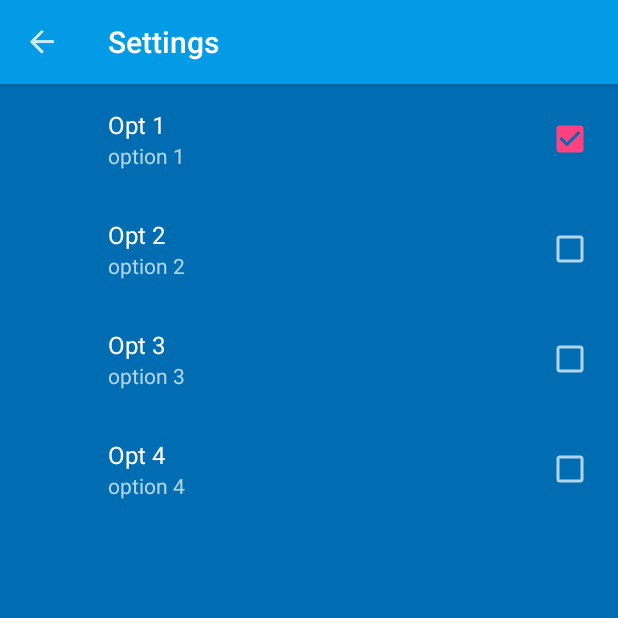
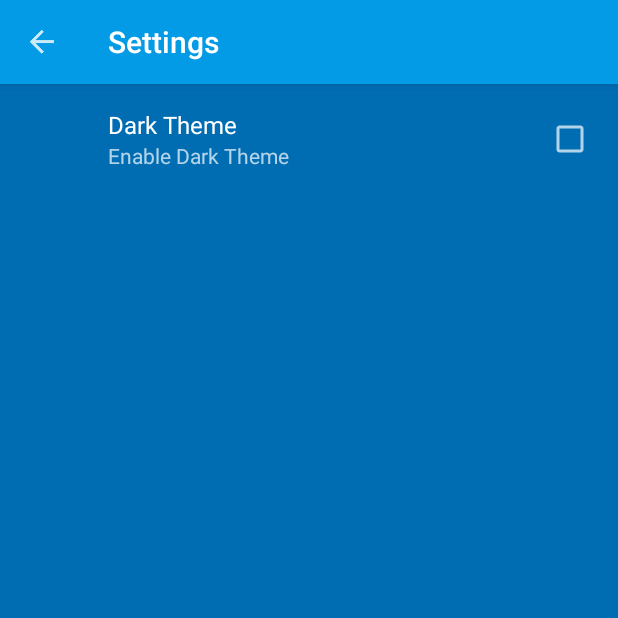
Before and after one commit to amulpokharel/Just-Weather-2, an Android app: the screen it shows after launch (MainActivity), after a tap on "Settings", on a phone screen of 412 x 824 dp, the top half of it. Run offline under Robolectric (Android 15) with nearby library versions, the phone set to English and light mode, and no system bars; our stand-ins replace RxJava, androidx.preference; 4 statements that could not run were skipped.

Commit message:
added dark theme switcher, transition

```diff
--- a/app/src/main/java/amulp/com/justweather2/MainActivity.kt
+++ b/app/src/main/java/amulp/com/justweather2/MainActivity.kt
@@ -7,48 +7,65 @@ import amulp.com.justweather2.ui.weather.WeatherFragment
 import android.content.Context
 import android.location.LocationManager
 import android.content.Intent
+import android.content.SharedPreferences
 import android.provider.Settings
 import android.view.Menu
 import android.view.MenuItem
+import androidx.appcompat.app.ActionBar
+import androidx.fragment.app.FragmentTransaction
 import kotlinx.android.synthetic.main.main_activity.*
 import org.jetbrains.anko.*
 
 
-class MainActivity : AppCompatActivity() {
+class MainActivity : AppCompatActivity(), SharedPreferences.OnSharedPreferenceChangeListener {
+    override fun onCreate(savedInstanceState: Bundle?) {
+        if(defaultSharedPreferences.getBoolean(getString(R.string.pref_dark_mode), false)) {
+            MyApp.darkMode = true
+            setTheme(R.style.AppThemeDark)
+        }
+        else {
+            MyApp.darkMode = false
+            setTheme(R.style.AppTheme)
+        }
 
-    var currentLocation = ""
-    override fun onCreate(savedInstanceState: Bundle?) {
         super.onCreate(savedInstanceState)
         setContentView(R.layout.main_activity)
 
+
         if (savedInstanceState == null) {
             supportFragmentManager.beginTransaction()
-                    .replace(R.id.container, WeatherFragment.newInstance(), "weather")
-                    .commitNow()
+                    .replace(R.id.container, WeatherFragment.newInstance(), "current")
+                    .commit()
         }
+
         setSupportActionBar(toolbar)
 
         val actionBar = supportActionBar
+
         actionBar?.apply {
             setDisplayHomeAsUpEnabled(true)
-            setHomeAsUpIndicator(R.drawable.ic_location)
+            if(supportFragmentManager.findFragmentByTag("current") is SettingsFragment)
+                setHomeAsUpIndicator(R.drawable.ic_back)
+            else
+                setHomeAsUpIndicator(R.drawable.ic_location)
         }
 
         supportFragmentManager.addOnBackStackChangedListener {
-            if(supportFragmentManager.findFragmentByTag("settings") is SettingsFragment){
+            if(supportFragmentManager.findFragmentByTag("current") is SettingsFragment){
                 actionBar?.setHomeAsUpIndicator(R.drawable.ic_back)
-                currentLocation  = actionBar?.title.toString()
                 actionBar?.setTitle("Settings")
             }
             else { // todo change if more fragments are added
                 actionBar?.setHomeAsUpIndicator(R.drawable.ic_location)
-                actionBar?.title = currentLocation
+                actionBar?.title = MyApp.currentLocation
             }
         }
     }
 
     override fun onStart() {
         super.onStart()
+
+        attachSharedPrefListener()
 
         val locationManager = getSystemService(Context.LOCATION_SERVICE) as LocationManager
         val gpsEnabled = locationManager.isProviderEnabled(LocationManager.GPS_PROVIDER)
@@ -61,6 +78,33 @@ class MainActivity : AppCompatActivity() {
         }
     }
 
+    override fun onResume() {
+        super.onResume()
+        attachSharedPrefListener()
+    }
+
+    override fun onPause() {
+        super.onPause()
+        detachSharedPrefListener()
+    }
+
+    override fun onDestroy() {
+        super.onDestroy()
+        detachSharedPrefListener()
+    }
+
+    private fun attachSharedPrefListener() = defaultSharedPreferences.registerOnSharedPreferenceChangeListener(this)
+    private fun detachSharedPrefListener() = defaultSharedPreferences.unregisterOnSharedPreferenceChangeListener(this)
+
+
+    override fun onSharedPreferenceChanged(prefs:SharedPreferences, key: String) {
+        when (key) {
+            getString(R.string.pref_dark_mode) -> {
+                recreate()
+            }
+        }
+    }
+
     override fun onCreateOptionsMenu(menu: Menu?): Boolean {
         menuInflater.inflate(R.menu.menu, menu)
         return super.onCreateOptionsMenu(menu)
@@ -70,7 +114,8 @@ class MainActivity : AppCompatActivity() {
         return when (item.itemId) {
             R.id.settings_update ->{
                 supportFragmentManager.beginTransaction()
-                        .replace(R.id.container, SettingsFragment.newInstance(), "settings")
+                        .setTransition( FragmentTransaction.TRANSIT_FRAGMENT_OPEN )
+                        .replace(R.id.container, SettingsFragment.newInstance(), "current")
                         .addToBackStack(null)
                         .commit()
                 true
--- a/app/src/main/java/amulp/com/justweather2/MyApp.kt
+++ b/app/src/main/java/amulp/com/justweather2/MyApp.kt
@@ -1,4 +1,6 @@
 package amulp.com.justweather2
+import amulp.com.justweather2.utils.PrefHelper.defaultPrefs
+import amulp.com.justweather2.utils.PrefHelper.get
 import android.app.Application
 import android.content.Context
 
@@ -9,6 +11,8 @@ class MyApp : Application() {
 
     companion object {
         private var instance: MyApp? = null
+        var darkMode = false
+        var currentLocation:String = ""
 
         @JvmStatic
         fun getAppContext() : Context =  instance!!.applicationContext
--- a/app/src/main/java/amulp/com/justweather2/ui/settings/SettingsFragment.kt
+++ b/app/src/main/java/amulp/com/justweather2/ui/settings/SettingsFragment.kt
@@ -2,6 +2,7 @@ package amulp.com.justweather2.ui.settings
 
 import amulp.com.justweather2.R
 import android.app.ActionBar
+import android.content.SharedPreferences
 import android.os.Bundle
 import android.view.*
 import androidx.preference.PreferenceFragmentCompat
@@ -14,6 +15,7 @@ class SettingsFragment: PreferenceFragmentCompat(){
 
     override fun onCreate(savedInstanceState: Bundle?) {
         setHasOptionsMenu(true);
+        activity!!.title = "Settings"
         super.onCreate(savedInstanceState)
     }
 
--- a/app/src/main/java/amulp/com/justweather2/ui/weather/WeatherFragment.kt
+++ b/app/src/main/java/amulp/com/justweather2/ui/weather/WeatherFragment.kt
@@ -1,10 +1,10 @@
 package amulp.com.justweather2.ui.weather
 
+import amulp.com.justweather2.MyApp
 import androidx.lifecycle.ViewModelProviders
 import android.os.Bundle
 import androidx.fragment.app.Fragment
 import amulp.com.justweather2.R
-import amulp.com.justweather2.databinding.WeatherFragmentBinding
 import amulp.com.justweather2.utils.toast
 import android.Manifest
 import android.annotation.SuppressLint
@@ -12,7 +12,6 @@ import android.content.pm.PackageManager
 import android.location.Location
 import android.util.Log
 import androidx.core.content.PermissionChecker
-import androidx.databinding.DataBindingUtil
 import kotlinx.android.synthetic.main.weather_fragment.*
 import org.jetbrains.anko.doAsync
 import org.jetbrains.anko.uiThread
@@ -22,6 +21,9 @@ import android.location.LocationListener
 import android.location.LocationManager
 import android.view.*
 import androidx.core.content.ContextCompat.checkSelfPermission
+import android.view.LayoutInflater
+import kotlinx.android.synthetic.main.notification_template_lines_media.*
+
 
 class WeatherFragment : Fragment() {
 
@@ -30,22 +32,16 @@ class WeatherFragment : Fragment() {
     }
 
     private lateinit var viewModel: WeatherViewModel
-    private lateinit var binding: WeatherFragmentBinding
     private lateinit var locationManager: LocationManager
     private val REQUEST_PERMISSIONS_REQUEST_CODE = 34
 
     override fun onCreateView(inflater: LayoutInflater, container: ViewGroup?,
                               savedInstanceState: Bundle?): View {
 
-        binding = DataBindingUtil.inflate(inflater,
-                R.layout.weather_fragment,
-                container,
-                false)
-
         locationManager = activity!!.getSystemService(Context.LOCATION_SERVICE) as LocationManager
         setHasOptionsMenu(true)
 
-        return binding.root
+        return inflater.inflate(R.layout.weather_fragment, container, false)
     }
 
     override fun onActivityCreated(savedInstanceState: Bundle?) {
@@ -131,6 +127,7 @@ class WeatherFragment : Fragment() {
                 weather_icon.text = viewModel.weatherIcon
                 weather_text.text = viewModel.weatherText
                 activity!!.title = viewModel.locationName
+                MyApp.currentLocation = viewModel.locationName
                 humidity.text = viewModel.humidity
                 pressure.text = viewModel.pressure
                 last_update.text = viewModel.lastUpdate
--- a/app/src/main/res/values/strings.xml
+++ b/app/src/main/res/values/strings.xml
@@ -9,6 +9,7 @@
     <string name="weather">Current Weather</string>
     <string name="settings">Settings</string>
     <string name="about">About</string>
+    <string name="pref_dark_mode">Dark Mode</string>
 
 
     <string name="w01d"></string>
--- a/app/src/main/res/values/styles.xml
+++ b/app/src/main/res/values/styles.xml
@@ -4,18 +4,37 @@
     <style name="AppTheme" parent="Theme.AppCompat.NoActionBar">
         <!-- Customize your theme here. -->
         <item name="colorAccent">@color/colorAccent</item>
-        <item name="preferenceTheme">@style/PreferenceThemeOverlay.v14.Material</item>
         <item name="colorPrimary">@color/primaryColor</item>
         <item name="colorPrimaryDark">@color/primaryDarkColor</item>
         <item name="android:colorBackground">@color/primaryDarkColor</item>
+        <item name="android:windowAnimationStyle">@style/WindowAnimationTransition</item>
+        <item name="preferenceTheme">@style/PreferenceThemeOverlay.v14.Material</item>
         <item name="android:navigationBarColor">@color/primaryDarkColor</item>
     </style>
+
 
     <style name="AppThemeDark" parent="Theme.AppCompat.NoActionBar">
         <!-- Customize your theme here. -->
         <item name="colorAccent">@color/colorAccent</item>
+        <item name="colorPrimary">@color/secondaryColor</item>
+        <item name="colorPrimaryDark">@color/secondaryDarkColor</item>
+        <item name="android:colorBackground">@color/secondaryDarkColor</item>
+        <item name="android:windowAnimationStyle">@style/WindowAnimationTransition</item>
+        <item name="preferenceTheme">@style/PreferenceThemeOverlay.v14.Material</item>
+        <item name="android:navigationBarColor">@color/secondaryDarkColor</item>
+    </style>
+
+    <style name="AppThemeDarker" parent="Theme.AppCompat.NoActionBar">
+        <!-- Customize your theme here. -->
+        <item name="colorAccent">@color/colorAccent</item>
         <item name="android:textColor">@color/secondaryTextColor</item>
         <item name="android:textColorSecondary">@color/secondaryTextColor</item>
+        <item name="android:windowAnimationStyle">@style/WindowAnimationTransition</item>
         <item name="preferenceTheme">@style/PreferenceThemeOverlay.v14.Material</item>
     </style>
+
+    <style name="WindowAnimationTransition">
+        <item name="android:windowEnterAnimation">@android:anim/fade_in</item>
+        <item name="android:windowExitAnimation">@android:anim/fade_out</item>
+    </style>
 </resources>
--- a/app/src/main/res/xml/preferences.xml
+++ b/app/src/main/res/xml/preferences.xml
@@ -1,43 +1,8 @@
 <?xml version="1.0" encoding="utf-8"?>
-
-<PreferenceScreen xmlns:android="http://schemas.android.com/apk/res/android"
-
-    android:key="checkbox_pref"
-
-    android:title="Check Box Preferences">
-
+<PreferenceScreen xmlns:android="http://schemas.android.com/apk/res/android">
     <CheckBoxPreference
-
-        android:key="pref_opt1"
-
-        android:title="Opt 1"
-
-        android:summary="option 1"
-
-        android:defaultValue="true"/>
-
-    <CheckBoxPreference
-
-        android:key="pref_opt2"
-
-        android:title="Opt 2"
-
-        android:summary="option 2" />
-
-    <CheckBoxPreference
-
-        android:key="pref_opt3"
-
-        android:title="Opt 3"
-
-        android:summary="option 3" />
-
-    <CheckBoxPreference
-
-        android:key="pref_opt4"
-
-        android:title="Opt 4"
-
-        android:summary="option 4" />
-
+        android:key="Dark Mode"
+        android:title="Dark Theme"
+        android:summary="Enable Dark Theme"
+        android:defaultValue="false" />
 </PreferenceScreen>
```
